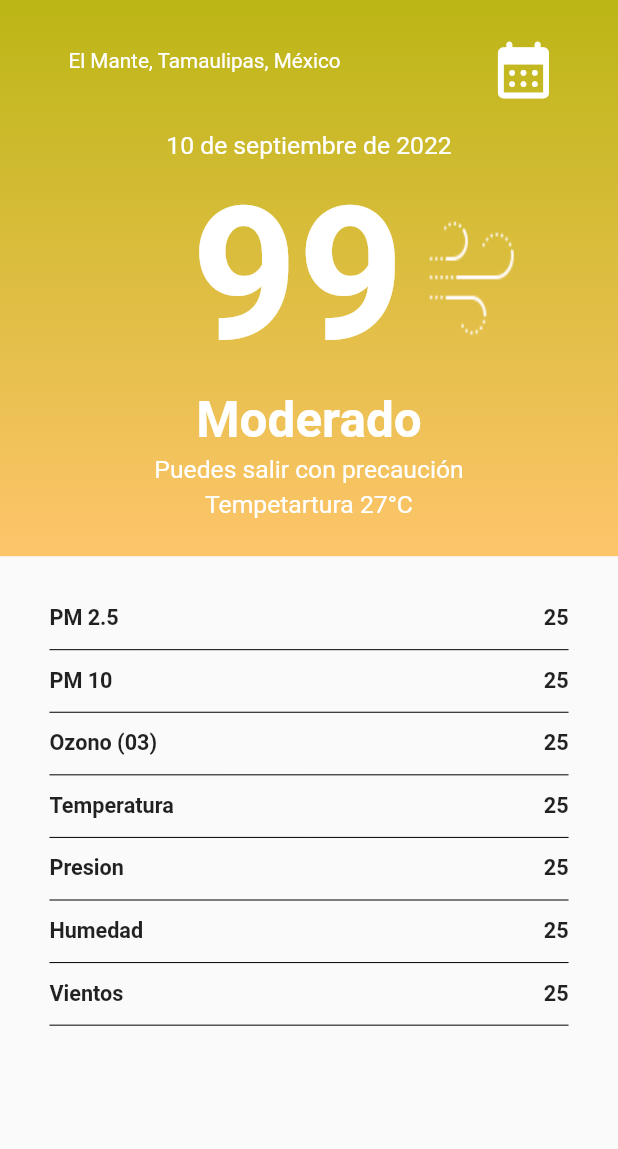
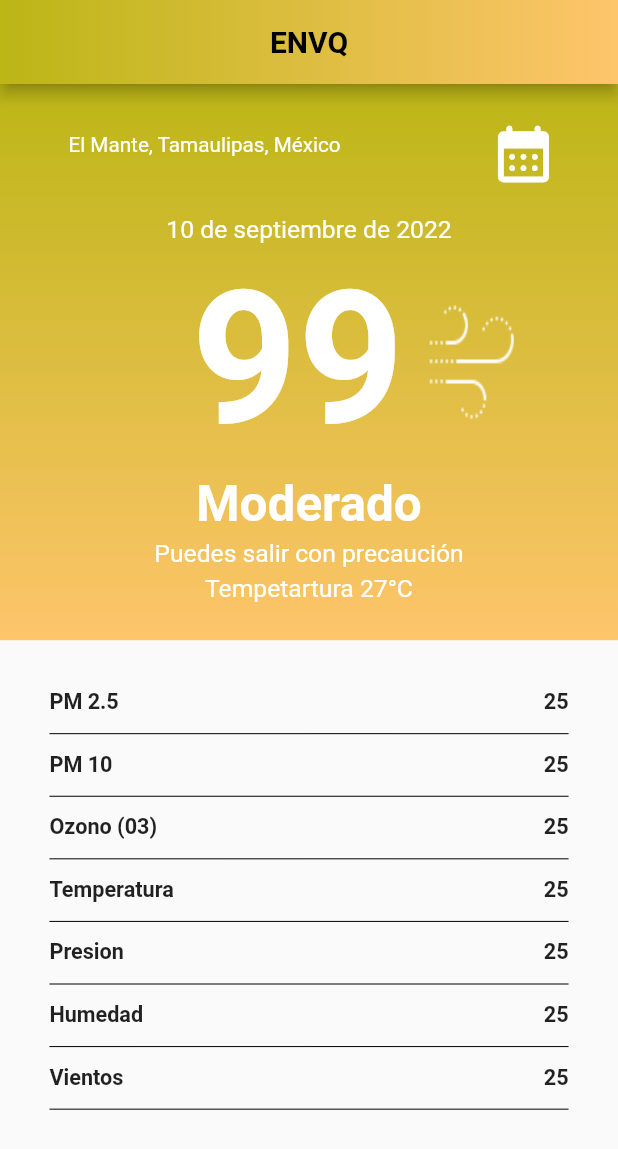
Before and after one commit to EnvQ-AQI/envq-app, a Flutter app: the screen it shows after launch, on a phone screen of 412 x 824 dp. Shown: the top 1149 px of the screen. Run offline on Flutter 3.47's test engine with Material 2 defaults, Android fonts, the phone set to English and light mode, and no system bars; missing offline and left inert: d_chart.

Commit message:
Se muestra barra de estado adaptativa al color de ICA

```diff
--- a/lib/screens/estadisticas.dart
+++ b/lib/screens/estadisticas.dart
@@ -24,6 +24,7 @@ class EstadisticasScreen extends StatelessWidget {
     c.tipoColor(rango);
     return SafeArea(
       child: Scaffold(
+        appBar: AppBar(title: Text("ENVQ",style: TextStyle(fontWeight: FontWeight.bold,color: Colors.black),),centerTitle: true,flexibleSpace: Container(decoration: BoxDecoration(gradient: LinearGradient(colors: [Color(0xFFBCB616), Color(0xFFFEC56B)])),)),
           body: Column(
         children: [
           Container(
```
